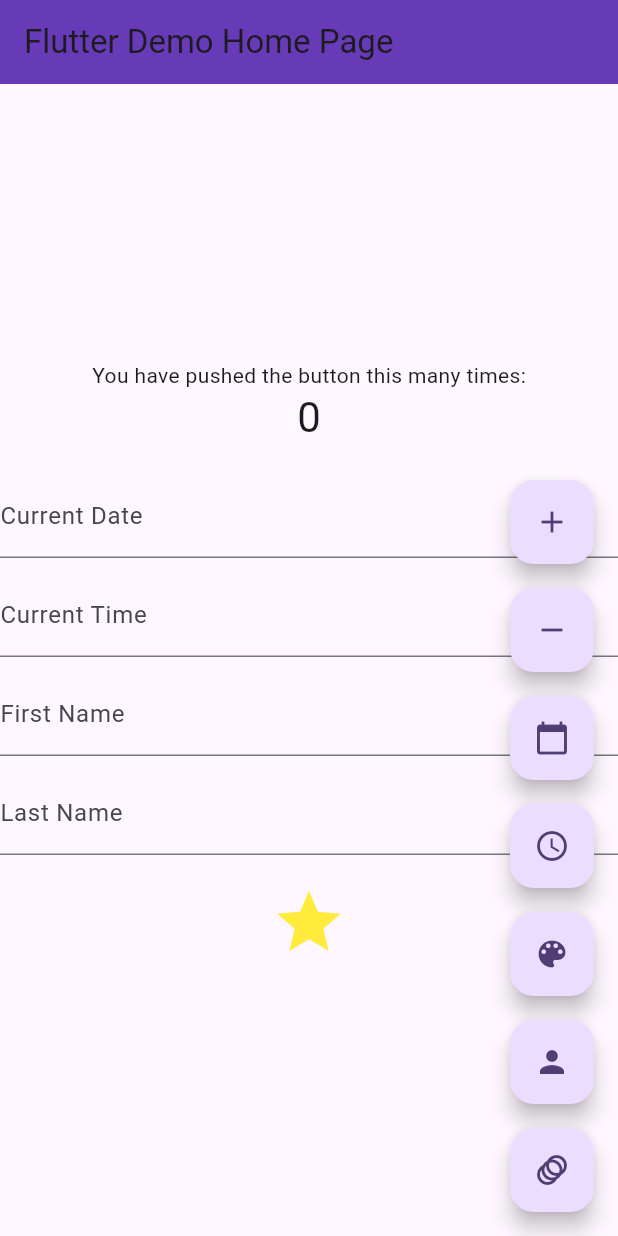
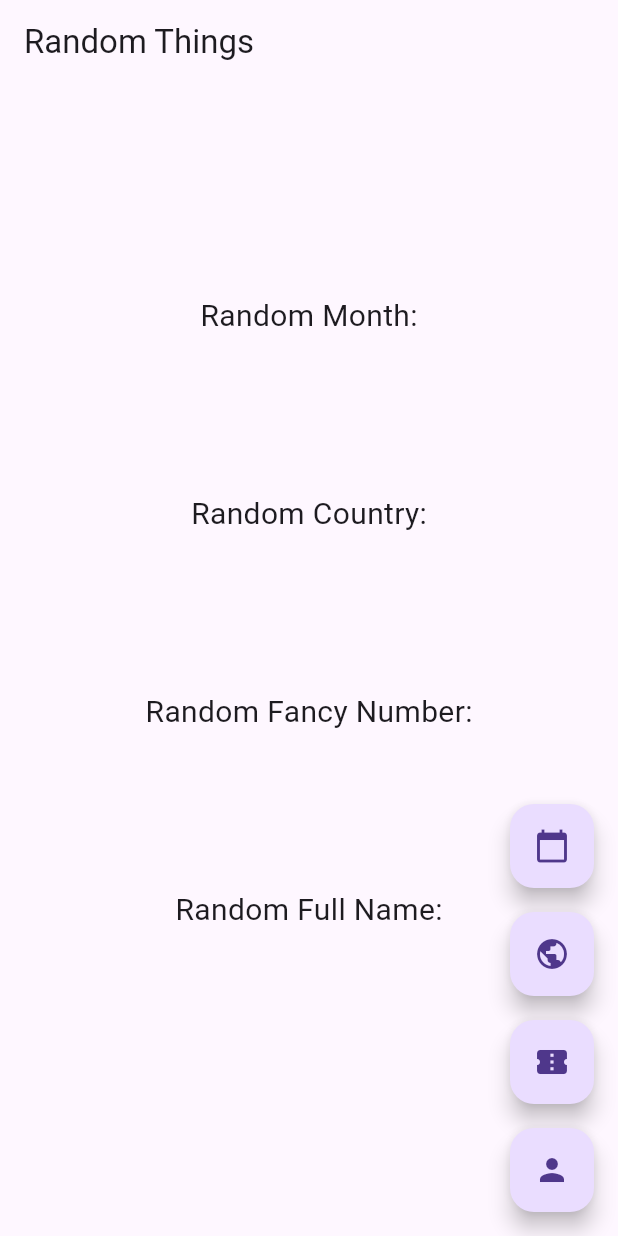
Before and after one commit to pradapjackie/flutter-test, a Flutter app: the screen it shows after launch, on a phone screen of 412 x 824 dp. Run offline on Flutter 3.47's test engine with Material 3 defaults, Android fonts, the phone set to English and light mode, and no system bars.

Commit message:
Added new changes to the UI and code

```diff
--- a/lib/main.dart
+++ b/lib/main.dart
@@ -2,183 +2,150 @@ import 'package:flutter/material.dart';
 import 'dart:math';
 
 void main() {
-  runApp(const MyApp());
+  runApp(MyApp());
 }
 
 class MyApp extends StatelessWidget {
-  const MyApp({Key? key});
-
   @override
   Widget build(BuildContext context) {
     return MaterialApp(
-      title: 'Flutter Demo',
+      title: 'Random Things App',
       theme: ThemeData(
-        colorScheme: ColorScheme.fromSeed(seedColor: Colors.deepPurple),
-        useMaterial3: true,
+        primarySwatch: Colors.blue,
       ),
-      home: const MyHomePage(title: 'Flutter Demo Home Page'),
+      home: RandomThingsPage(),
     );
   }
 }
 
-class MyHomePage extends StatefulWidget {
-  const MyHomePage({Key? key, required this.title});
-
-  final String title;
-
+class RandomThingsPage extends StatefulWidget {
   @override
-  State<MyHomePage> createState() => _MyHomePageState();
+  _RandomThingsPageState createState() => _RandomThingsPageState();
 }
 
-class _MyHomePageState extends State<MyHomePage> with TickerProviderStateMixin {
-  int _counter = 0;
-  String _currentDate = "";
-  String _currentTime = "";
-  Color _themeColor = Colors.deepPurple; // Initial theme color
-  String _firstName = "";
-  String _lastName = "";
-  late AnimationController _animationController;
-  late Animation<double> _animation;
+class _RandomThingsPageState extends State<RandomThingsPage> {
+  final Random _random = Random();
+  List<String> months = [
+    'January',
+    'February',
+    'March',
+    'April',
+    'May',
+    'June',
+    'July',
+    'August',
+    'September',
+    'October',
+    'November',
+    'December',
+  ];
 
-  @override
-  void initState() {
-    super.initState();
-    _animationController = AnimationController(
-      vsync: this,
-      duration: const Duration(seconds: 2),
-    );
-    _animation = Tween<double>(begin: 0, end: 2 * pi).animate(_animationController);
-  }
+  List<String> countries = [
+    'USA',
+    'Canada',
+    'India',
+    'Brazil',
+    'Australia',
+    'France',
+    'Japan',
+    'Germany',
+    'South Africa',
+    'Mexico',
+  ];
 
-  void _incrementCounter() {
+  String randomMonth = '';
+  String randomCountry = '';
+  String randomFancyNumber = '';
+  String randomFullName = '';
+
+  void generateRandomMonth() {
+    final int randomIndex = _random.nextInt(months.length);
     setState(() {
-      _counter++;
+      randomMonth = months[randomIndex];
     });
   }
 
-  void _decrementCounter() {
+  void generateRandomCountry() {
+    final int randomIndex = _random.nextInt(countries.length);
     setState(() {
-      _counter--;
+      randomCountry = countries[randomIndex];
     });
   }
 
-  void _showDate() {
-    final now = DateTime.now();
-    final formattedDate = "${now.year}-${now.month}-${now.day}";
+  void generateRandomFancyNumber() {
     setState(() {
-      _currentDate = formattedDate;
-    });
-    _showSnackBar("Date: $_currentDate");
-  }
-
-  void _showTime() {
-    final now = DateTime.now();
-    final formattedTime = "${now.hour}:${now.minute}:${now.second}";
-    setState(() {
-      _currentTime = formattedTime;
-    });
-    _showSnackBar("Time: $_currentTime");
-  }
-
-  void _changeThemeColor() {
-    setState(() {
-      _themeColor = _generateRandomColor();
+      randomFancyNumber = _generateRandomFancyNumber();
     });
   }
 
-  Color _generateRandomColor() {
-    final random = Random();
-    return Color.fromARGB(
-      255,
-      random.nextInt(256),
-      random.nextInt(256),
-      random.nextInt(256),
-    );
+  String _generateRandomFancyNumber() {
+    return (_random.nextInt(90000) + 10000).toString(); // Generates a random 5-digit number
   }
 
-  void _generateRandomNames() {
-    final random = Random();
-    final firstNames = ['Alice', 'Bob', 'Charlie', 'David', 'Emma'];
-    final lastNames = ['Smith', 'Johnson', 'Williams', 'Jones', 'Brown'];
-
-    final randomFirstName = firstNames[random.nextInt(firstNames.length)];
-    final randomLastName = lastNames[random.nextInt(lastNames.length)];
-
+  void generateRandomFullName() {
     setState(() {
-      _firstName = randomFirstName;
-      _lastName = randomLastName;
+      randomFullName = _generateRandomFullName();
     });
   }
 
-  void _showAnimation() {
-    _animationController.reset();
-    _animationController.forward();
-  }
+  String _generateRandomFullName() {
+    final List<String> firstNames = ['John', 'Alice', 'Bob', 'Emma', 'David'];
+    final List<String> lastNames = ['Smith', 'Johnson', 'Williams', 'Jones', 'Brown'];
 
-  void _showSnackBar(String message) {
-    ScaffoldMessenger.of(context).showSnackBar(
-      SnackBar(
-        content: Text(message),
-        duration: const Duration(seconds: 2),
-      ),
-    );
+    final String randomFirstName = firstNames[_random.nextInt(firstNames.length)];
+    final String randomLastName = lastNames[_random.nextInt(lastNames.length)];
+
+    return '$randomFirstName $randomLastName';
   }
 
   @override
   Widget build(BuildContext context) {
     return Scaffold(
       appBar: AppBar(
-        backgroundColor: _themeColor,
-        title: Text(widget.title),
+        title: Text('Random Things'),
       ),
       body: Center(
         child: Column(
           mainAxisAlignment: MainAxisAlignment.center,
           children: <Widget>[
-            const Text(
-              'You have pushed the button this many times:',
+            Text(
+              'Random Month:',
+              style: TextStyle(fontSize: 20),
             ),
+            SizedBox(height: 20),
             Text(
-              '$_counter',
-              style: Theme.of(context).textTheme.headlineMedium,
+              randomMonth,
+              style: TextStyle(fontSize: 30, fontWeight: FontWeight.bold),
             ),
-            const SizedBox(height: 20),
-            TextField(
-              readOnly: true,
-              controller: TextEditingController(text: _currentDate),
-              decoration: InputDecoration(labelText: 'Current Date'),
+            SizedBox(height: 40),
+            Text(
+              'Random Country:',
+              style: TextStyle(fontSize: 20),
             ),
-            const SizedBox(height: 10),
-            TextField(
-              readOnly: true,
-              controller: TextEditingController(text: _currentTime),
-              decoration: InputDecoration(labelText: 'Current Time'),
+            SizedBox(height: 20),
+            Text(
+              randomCountry,
+              style: TextStyle(fontSize: 30, fontWeight: FontWeight.bold),
             ),
-            const SizedBox(height: 10),
-            TextField(
-              readOnly: true,
-              controller: TextEditingController(text: _firstName),
-              decoration: InputDecoration(labelText: 'First Name'),
+            SizedBox(height: 40),
+            Text(
+              'Random Fancy Number:',
+              style: TextStyle(fontSize: 20),
             ),
-            const SizedBox(height: 10),
-            TextField(
-              readOnly: true,
-              controller: TextEditingController(text: _lastName),
-              decoration: InputDecoration(labelText: 'Last Name'),
+            SizedBox(height: 20),
+            Text(
+              randomFancyNumber,
+              style: TextStyle(fontSize: 30, fontWeight: FontWeight.bold),
             ),
-            const SizedBox(height: 20),
-            AnimatedBuilder(
-              animation: _animation,
-              builder: (context, child) {
-                return Transform.rotate(
-                  angle: _animation.value,
-                  child: Icon(
-                    Icons.star,
-                    size: 50.0,
-                    color: Colors.yellow,
-                  ),
-                );
-              },
+            SizedBox(height: 40),
+            Text(
+              'Random Full Name:',
+              style: TextStyle(fontSize: 20),
+            ),
+            SizedBox(height: 20),
+            Text(
+              randomFullName,
+              style: TextStyle(fontSize: 30, fontWeight: FontWeight.bold),
             ),
           ],
         ),
@@ -187,54 +154,30 @@ class _MyHomePageState extends State<MyHomePage> with TickerProviderStateMixin {
         mainAxisAlignment: MainAxisAlignment.end,
         children: [
           FloatingActionButton(
-            onPressed: _incrementCounter,
-            tooltip: 'Increment',
-            child: const Icon(Icons.add),
+            onPressed: generateRandomMonth,
+            tooltip: 'Generate Random Month',
+            child: Icon(Icons.calendar_today),
           ),
-          const SizedBox(height: 16),
+          SizedBox(height: 16),
           FloatingActionButton(
-            onPressed: _decrementCounter,
-            tooltip: 'Decrement',
-            child: const Icon(Icons.remove),
+            onPressed: generateRandomCountry,
+            tooltip: 'Generate Random Country',
+            child: Icon(Icons.public),
           ),
-          const SizedBox(height: 16),
+          SizedBox(height: 16),
           FloatingActionButton(
-            onPressed: _showDate,
-            tooltip: 'Show Date',
-            child: const Icon(Icons.calendar_today),
+            onPressed: generateRandomFancyNumber,
+            tooltip: 'Generate Random Fancy Number',
+            child: Icon(Icons.confirmation_number),
           ),
-          const SizedBox(height: 16),
+          SizedBox(height: 16),
           FloatingActionButton(
-            onPressed: _showTime,
-            tooltip: 'Show Time',
-            child: const Icon(Icons.access_time),
-          ),
-          const SizedBox(height: 16),
-          FloatingActionButton(
-            onPressed: _changeThemeColor,
-            tooltip: 'Change Theme Color',
-            child: const Icon(Icons.color_lens),
-          ),
-          const SizedBox(height: 16),
-          FloatingActionButton(
-            onPressed: _generateRandomNames,
-            tooltip: 'Generate Names',
-            child: const Icon(Icons.person),
-          ),
-          const SizedBox(height: 16),
-          FloatingActionButton(
-            onPressed: _showAnimation,
-    tooltip: 'Show Animation',
-            child: const Icon(Icons.animation),
+            onPressed: generateRandomFullName,
+            tooltip: 'Generate Random Full Name',
+            child: Icon(Icons.person),
           ),
         ],
       ),
     );
   }
-
-  @override
-  void dispose() {
-    _animationController.dispose();
-    super.dispose();
-  }
 }
```
Also changed, not shown: 1 other file.
